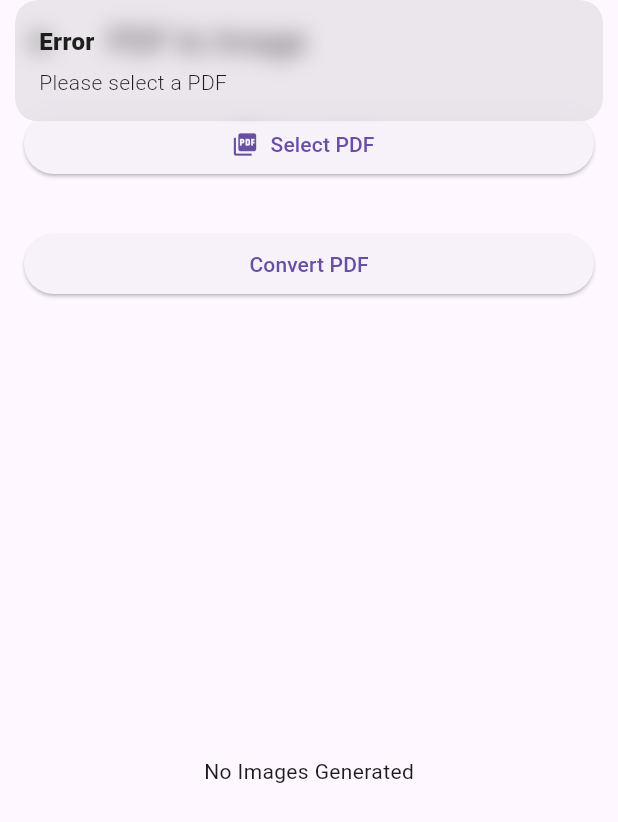
After one commit to uday0117/docflow, a Flutter app: the PdfToImageView screen opened directly, after a tap on "Convert PDF", on a phone screen of 412 x 824 dp. The commit adds this screen. Shown: the top 822 px of the screen. Run offline on Flutter 3.47's test engine with Material 3 defaults, Android fonts, the phone set to English and light mode, and no system bars; our stand-ins replace file_picker, firebase_core, get, get_storage, image_picker, open_filex and 2 more; missing offline and left inert: pdfx, syncfusion_flutter_pdf; accounts and stored records are empty.

Commit message:
feat: complete PDF to Image module

```diff
--- a/lib/modules/home/views/home_view.dart
+++ b/lib/modules/home/views/home_view.dart
@@ -1,5 +1,6 @@
 import 'package:docflow/modules/image_to_pdf/view/image_to_pdf_view.dart';
 import 'package:docflow/modules/merge_pdf/view/merge_pdf_view.dart';
+import 'package:docflow/modules/pdf_to_image/view/pdf_to_image_view.dart';
 import 'package:docflow/modules/protect_pdf/view/protect_pdf_view.dart';
 import 'package:docflow/modules/unlock_pdf/view/unlock_pdf_view.dart';
 import 'package:flutter/material.dart';
@@ -51,7 +52,7 @@ class HomeView extends StatelessWidget {
                       break;
 
                     case 3:
-                      Get.snackbar('Coming Soon', 'PDF to Image module');
+                      Get.to(() => PdfToImageView());
                       break;
 
                     case 4:
--- /dev/null
+++ b/lib/modules/pdf_to_image/controller/pdf_to_image_controller.dart
@@ -0,0 +1,59 @@
+import 'dart:io';
+
+import 'package:file_picker/file_picker.dart';
+import 'package:get/get.dart';
+import 'package:open_filex/open_filex.dart';
+import 'package:share_plus/share_plus.dart';
+
+import '../service/pdf_to_image_service.dart';
+
+class PdfToImageController extends GetxController {
+  final PdfToImageService _service = PdfToImageService();
+
+  final Rx<File?> selectedPdf = Rx<File?>(null);
+
+  final RxList<File> generatedImages = <File>[].obs;
+
+  final RxBool isLoading = false.obs;
+
+  Future<void> pickPdf() async {
+    final result = await FilePicker.platform.pickFiles(
+      type: FileType.custom,
+      allowedExtensions: ['pdf'],
+    );
+
+    if (result != null && result.files.single.path != null) {
+      selectedPdf.value = File(result.files.single.path!);
+      generatedImages.clear();
+    }
+  }
+
+  Future<void> convertPdf() async {
+    if (selectedPdf.value == null) {
+      Get.snackbar('Error', 'Please select a PDF');
+      return;
+    }
+
+    try {
+      isLoading.value = true;
+
+      generatedImages.value = await _service.convertPdfToImages(
+        selectedPdf.value!,
+      );
+
+      Get.snackbar('Success', '${generatedImages.length} images generated');
+    } catch (e) {
+      Get.snackbar('Error', e.toString());
+    } finally {
+      isLoading.value = false;
+    }
+  }
+
+  Future<void> openImage(File file) async {
+    await OpenFilex.open(file.path);
+  }
+
+  Future<void> shareImage(File file) async {
+    await Share.shareXFiles([XFile(file.path)]);
+  }
+}
--- /dev/null
+++ b/lib/modules/pdf_to_image/view/pdf_to_image_view.dart
@@ -0,0 +1,117 @@
+import 'dart:io';
+
+import 'package:flutter/material.dart';
+import 'package:get/get.dart';
+
+import '../controller/pdf_to_image_controller.dart';
+
+class PdfToImageView extends StatelessWidget {
+  PdfToImageView({super.key});
+
+  final PdfToImageController controller = Get.put(PdfToImageController());
+
+  @override
+  Widget build(BuildContext context) {
+    return Scaffold(
+      appBar: AppBar(title: const Text('PDF to Image')),
+      body: Padding(
+        padding: const EdgeInsets.all(16),
+        child: Obx(
+          () => Column(
+            children: [
+              SizedBox(
+                width: double.infinity,
+                child: ElevatedButton.icon(
+                  onPressed: controller.pickPdf,
+                  icon: const Icon(Icons.picture_as_pdf),
+                  label: const Text('Select PDF'),
+                ),
+              ),
+
+              const SizedBox(height: 16),
+
+              if (controller.selectedPdf.value != null)
+                Card(
+                  child: ListTile(
+                    leading: const Icon(Icons.picture_as_pdf),
+                    title: Text(
+                      controller.selectedPdf.value!.path.split('/').last,
+                    ),
+                  ),
+                ),
+
+              const SizedBox(height: 16),
+
+              SizedBox(
+                width: double.infinity,
+                child: ElevatedButton(
+                  onPressed: controller.isLoading.value
+                      ? null
+                      : controller.convertPdf,
+                  child: controller.isLoading.value
+                      ? const SizedBox(
+                          height: 20,
+                          width: 20,
+                          child: CircularProgressIndicator(strokeWidth: 2),
+                        )
+                      : const Text('Convert PDF'),
+                ),
+              ),
+
+              const SizedBox(height: 20),
+
+              Expanded(
+                child: controller.generatedImages.isEmpty
+                    ? const Center(child: Text('No Images Generated'))
+                    : GridView.builder(
+                        itemCount: controller.generatedImages.length,
+                        gridDelegate:
+                            const SliverGridDelegateWithFixedCrossAxisCount(
+                              crossAxisCount: 2,
+                              crossAxisSpacing: 10,
+                              mainAxisSpacing: 10,
+                            ),
+                        itemBuilder: (context, index) {
+                          final File file = controller.generatedImages[index];
+
+                          return Card(
+                            child: Column(
+                              children: [
+                                Expanded(
+                                  child: Image.file(
+                                    file,
+                                    fit: BoxFit.cover,
+                                    width: double.infinity,
+                                  ),
+                                ),
+                                Row(
+                                  mainAxisAlignment:
+                                      MainAxisAlignment.spaceEvenly,
+                                  children: [
+                                    IconButton(
+                                      icon: const Icon(Icons.open_in_new),
+                                      onPressed: () {
+                                        controller.openImage(file);
+                                      },
+                                    ),
+                                    IconButton(
+                                      icon: const Icon(Icons.share),
+                                      onPressed: () {
+                                        controller.shareImage(file);
+                                      },
+                                    ),
+                                  ],
+                                ),
+                              ],
+                            ),
+                          );
+                        },
+                      ),
+              ),
+            ],
+          ),
+        ),
+      ),
+    );
+  }
+}
--- a/pubspec.yaml
+++ b/pubspec.yaml
@@ -47,6 +47,8 @@ dependencies:
   image_picker: ^1.2.2
   open_filex: ^4.7.0
   device_info_plus: ^12.4.0
+  image: ^4.8.0
+  pdfx: ^2.9.2
 
 dev_dependencies:
   flutter_test:
```
Also changed, not shown: lib/modules/pdf_to_image/service/pdf_to_image_service.dart (added, +38 -0 lines), pubspec.lock, 3 other files.
